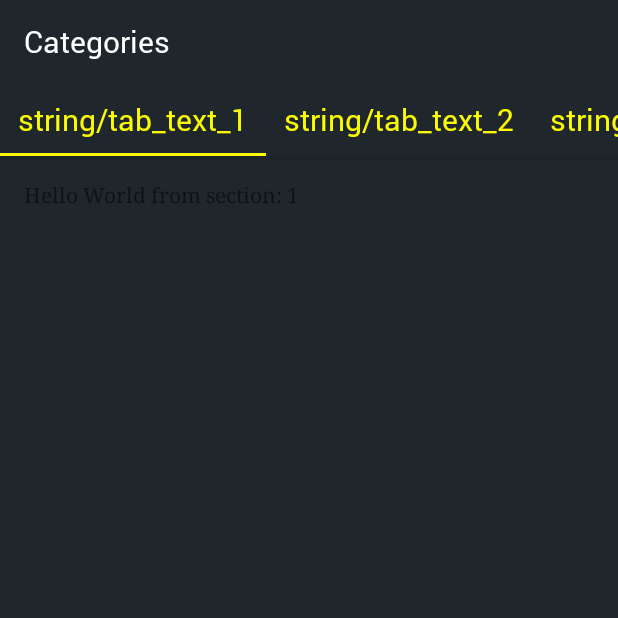
After one commit to shantanu0323/NewsHere, an Android app: the CategoryActivity screen opened directly, with no data from a screen before it, on a phone screen of 412 x 824 dp, the top half of it. The commit adds this screen. Run offline under Robolectric (Android 15) with nearby library versions, the phone set to English and light mode, and no system bars.

Commit message:
feat: Category-wise tabs initiated

```diff
--- /dev/null
+++ b/app/src/main/java/com/shaan/newshere/CategoryActivity.java
@@ -0,0 +1,116 @@
+package com.shaan.newshere;
+
+import android.support.design.widget.TabLayout;
+import android.support.design.widget.FloatingActionButton;
+import android.support.design.widget.Snackbar;
+import android.support.v7.app.AppCompatActivity;
+import android.support.v7.widget.Toolbar;
+
+import android.support.v4.app.Fragment;
+import android.support.v4.app.FragmentManager;
+import android.support.v4.app.FragmentPagerAdapter;
+import android.support.v4.view.ViewPager;
+import android.os.Bundle;
+import android.view.LayoutInflater;
+import android.view.Menu;
+import android.view.MenuItem;
+import android.view.MotionEvent;
+import android.view.View;
+import android.view.ViewGroup;
+
+import android.widget.TextView;
+
+public class CategoryActivity extends AppCompatActivity {
+
+    private SectionsPagerAdapter mSectionsPagerAdapter;
+
+    private ViewPager mViewPager;
+
+    @Override
+    protected void onCreate(Bundle savedInstanceState) {
+        super.onCreate(savedInstanceState);
+        setContentView(R.layout.activity_category);
+
+        Toolbar toolbar = (Toolbar) findViewById(R.id.toolbar);
+        toolbar.setTitle("");
+        setSupportActionBar(toolbar);
+        // Create the adapter that will return a fragment for each of the three
+        // primary sections of the activity.
+        mSectionsPagerAdapter = new SectionsPagerAdapter(getSupportFragmentManager());
+
+        // Set up the ViewPager with the sections adapter.
+        mViewPager = (ViewPager) findViewById(R.id.container);
+        mViewPager.setAdapter(mSectionsPagerAdapter);
+        mViewPager.setOnTouchListener(new View.OnTouchListener() {
+            @Override
+            public boolean onTouch(View v, MotionEvent event) {
+                return true;
+            }
+        });
+
+        TabLayout tabLayout = (TabLayout) findViewById(R.id.tabs);
+
+        mViewPager.addOnPageChangeListener(new TabLayout.TabLayoutOnPageChangeListener(tabLayout));
+        tabLayout.addOnTabSelectedListener(new TabLayout.ViewPagerOnTabSelectedListener(mViewPager));
+
+    }
+
+    /**
+     * A placeholder fragment containing a simple view.
+     */
+    public static class PlaceholderFragment extends Fragment {
+        /**
+         * The fragment argument representing the section number for this
+         * fragment.
+         */
+        private static final String ARG_SECTION_NUMBER = "section_number";
+
+        public PlaceholderFragment() {
+        }
+
+        /**
+         * Returns a new instance of this fragment for the given section
+         * number.
+         */
+        public static PlaceholderFragment newInstance(int sectionNumber) {
+            PlaceholderFragment fragment = new PlaceholderFragment();
+            Bundle args = new Bundle();
+            args.putInt(ARG_SECTION_NUMBER, sectionNumber);
+            fragment.setArguments(args);
+            return fragment;
+        }
+
+        @Override
+        public View onCreateView(LayoutInflater inflater, ViewGroup container,
+                                 Bundle savedInstanceState) {
+            View rootView = inflater.inflate(R.layout.fragment_category, container, false);
+            TextView textView = (TextView) rootView.findViewById(R.id.section_label);
+            textView.setText(getString(R.string.section_format, getArguments().getInt(ARG_SECTION_NUMBER)));
+            return rootView;
+        }
+    }
+
+    /**
+     * A {@link FragmentPagerAdapter} that returns a fragment corresponding to
+     * one of the sections/tabs/pages.
+     */
+    public class SectionsPagerAdapter extends FragmentPagerAdapter {
+
+        public SectionsPagerAdapter(FragmentManager fm) {
+            super(fm);
+        }
+
+        @Override
+        public Fragment getItem(int position) {
+            // getItem is called to instantiate the fragment for the given page.
+            // Return a PlaceholderFragment (defined as a static inner class below).
+            return PlaceholderFragment.newInstance(position + 1);
+        }
+
+        @Override
+        public int getCount() {
+            // Show 3 total pages.
+            return 3;
+        }
+    }
+}
--- a/app/src/main/java/com/shaan/newshere/HomeActivity.java
+++ b/app/src/main/java/com/shaan/newshere/HomeActivity.java
@@ -2,6 +2,7 @@ package com.shaan.newshere;
 
 import android.app.LoaderManager;
 import android.content.Context;
+import android.content.Intent;
 import android.content.Loader;
 import android.graphics.Color;
 import android.graphics.Typeface;
@@ -28,7 +29,6 @@ import android.widget.Spinner;
 import android.widget.TextView;
 import android.widget.Toast;
 
-import java.util.ArrayList;
 import java.util.List;
 
 public class HomeActivity extends AppCompatActivity
@@ -198,8 +198,9 @@ public class HomeActivity extends AppCompatActivity
         // Handle navigation view item clicks here.
         int id = item.getItemId();
 
-        if (id == R.id.nav_camera) {
-            // Handle the camera action
+        if (id == R.id.nav_categories) {
+            Intent intent = new Intent(getApplicationContext(),CategoryActivity.class);
+            startActivity(intent);
         } else if (id == R.id.nav_gallery) {
 
         } else if (id == R.id.nav_slideshow) {
@@ -270,6 +271,7 @@ public class HomeActivity extends AppCompatActivity
             }
         });
         viewPager.setPageTransformer(false, new FlipPageViewTransformer());
+//        viewPager.setRotation(90);
 
 
         bPrev.setOnClickListener(new View.OnClickListener() {
--- /dev/null
+++ b/app/src/main/res/layout/activity_category.xml
@@ -0,0 +1,69 @@
+<?xml version="1.0" encoding="utf-8"?>
+<android.support.design.widget.CoordinatorLayout xmlns:android="http://schemas.android.com/apk/res/android"
+    xmlns:app="http://schemas.android.com/apk/res-auto"
+    xmlns:tools="http://schemas.android.com/tools"
+    android:id="@+id/main_content"
+    android:layout_width="match_parent"
+    android:layout_height="match_parent"
+    android:fitsSystemWindows="true"
+    tools:context="com.shaan.newshere.CategoryActivity">
+
+    <android.support.design.widget.AppBarLayout
+        android:id="@+id/appbar"
+        android:layout_width="match_parent"
+        android:layout_height="wrap_content"
+        android:background="@color/colorBackground"
+        android:theme="@style/AppTheme.AppBarOverlay">
+
+        <android.support.v7.widget.Toolbar
+            android:id="@+id/toolbar"
+            android:layout_width="match_parent"
+            android:layout_height="?attr/actionBarSize"
+            android:layout_weight="1"
+            android:background="@color/colorBackground"
+            app:popupTheme="@style/AppTheme.PopupOverlay">
+
+            <TextView
+                android:layout_width="wrap_content"
+                android:layout_height="wrap_content"
+                android:fontFamily="@font/roboto_regular"
+                android:text="@string/categories"
+                android:textColor="#fff"
+                android:textSize="20sp" />
+
+        </android.support.v7.widget.Toolbar>
+
+        <android.support.design.widget.TabLayout
+            android:id="@+id/tabs"
+            android:layout_width="match_parent"
+            android:layout_height="wrap_content"
+            app:tabMode="scrollable"
+            app:tabTextAppearance="@style/my_tab_text">
+
+            <android.support.design.widget.TabItem
+                android:id="@+id/tabItem"
+                android:layout_width="wrap_content"
+                android:layout_height="wrap_content"
+                android:text="string/tab_text_1" />
+
+            <android.support.design.widget.TabItem
+                android:id="@+id/tabItem2"
+                android:layout_width="wrap_content"
+                android:layout_height="wrap_content"
+                android:text="string/tab_text_2" />
+
+            <android.support.design.widget.TabItem
+                android:id="@+id/tabItem3"
+                android:layout_width="wrap_content"
+                android:layout_height="wrap_content"
+                android:text="string/tab_text_3" />
+        </android.support.design.widget.TabLayout>
+    </android.support.design.widget.AppBarLayout>
+
+    <android.support.v4.view.ViewPager
+        android:id="@+id/container"
+        android:layout_width="match_parent"
+        android:layout_height="match_parent"
+        app:layout_behavior="@string/appbar_scrolling_view_behavior" />
+
+</android.support.design.widget.CoordinatorLayout>
--- /dev/null
+++ b/app/src/main/res/layout/fragment_category.xml
@@ -0,0 +1,22 @@
+<android.support.constraint.ConstraintLayout xmlns:android="http://schemas.android.com/apk/res/android"
+    xmlns:app="http://schemas.android.com/apk/res-auto"
+    xmlns:tools="http://schemas.android.com/tools"
+    android:id="@+id/constraintLayout"
+    android:layout_width="match_parent"
+    android:layout_height="match_parent"
+    tools:context="com.shaan.newshere.CategoryActivity$PlaceholderFragment">
+
+    <TextView
+        android:id="@+id/section_label"
+        android:layout_width="wrap_content"
+        android:layout_height="wrap_content"
+        android:layout_marginBottom="@dimen/activity_vertical_margin"
+        android:layout_marginEnd="@dimen/activity_horizontal_margin"
+        android:layout_marginStart="@dimen/activity_horizontal_margin"
+        android:layout_marginTop="@dimen/activity_vertical_margin"
+        app:layout_constraintLeft_toLeftOf="parent"
+        app:layout_constraintTop_toTopOf="@+id/constraintLayout"
+        tools:layout_constraintLeft_creator="1"
+        tools:layout_constraintTop_creator="1" />
+
+</android.support.constraint.ConstraintLayout>
--- a/app/src/main/res/menu/activity_home_drawer.xml
+++ b/app/src/main/res/menu/activity_home_drawer.xml
@@ -5,9 +5,9 @@
 
     <group android:checkableBehavior="single">
         <item
-            android:id="@+id/nav_camera"
+            android:id="@+id/nav_categories"
             android:icon="@drawable/ic_menu_camera"
-            android:title="Import" />
+            android:title="Categories" />
         <item
             android:id="@+id/nav_gallery"
             android:icon="@drawable/ic_menu_gallery"
--- /dev/null
+++ b/app/src/main/res/menu/menu_category.xml
@@ -0,0 +1,10 @@
+<menu xmlns:android="http://schemas.android.com/apk/res/android"
+    xmlns:app="http://schemas.android.com/apk/res-auto"
+    xmlns:tools="http://schemas.android.com/tools"
+    tools:context="com.shaan.newshere.CategoryActivity">
+    <item
+        android:id="@+id/action_settings"
+        android:orderInCategory="100"
+        android:title="@string/action_settings"
+        app:showAsAction="never" />
+</menu>
--- /dev/null
+++ b/app/src/main/res/values-w820dp/dimens.xml
@@ -0,0 +1,6 @@
+<resources>
+    <!-- Example customization of dimensions originally defined in res/values/dimens.xml
+         (such as screen margins) for screens with more than 820dp of available width. This
+         would include 7" and 10" devices in landscape (~960dp and ~1280dp respectively). -->
+    <dimen name="activity_horizontal_margin">64dp</dimen>
+</resources>
--- a/app/src/main/res/values/dimens.xml
+++ b/app/src/main/res/values/dimens.xml
@@ -5,4 +5,5 @@
     <dimen name="nav_header_vertical_spacing">8dp</dimen>
     <dimen name="nav_header_height">176dp</dimen>
     <dimen name="fab_margin">16dp</dimen>
+    <dimen name="appbar_padding_top">8dp</dimen>
 </resources>
--- a/app/src/main/res/values/strings.xml
+++ b/app/src/main/res/values/strings.xml
@@ -8,5 +8,11 @@
     <string name="action_settings">Settings</string>
     <string name="random_text">Random text</string>
     <string name="sample_text">Lorem Ipsum is simply dummy text of the printing and typesetting industry. Lorem Ipsum has been the industry\'s standard dummy text ever since the 1500s, when an unknown printer took a galley of type and scrambled it to make a type specimen book. It has survived not only five centuries, but also the leap into electronic typesetting, remaining essentially unchanged.</string>
+    <string name="title_activity_category">CategoryActivity</string>
+    <string name="tab_text_1">Tab 1</string>
+    <string name="tab_text_2">Tab 2</string>
+    <string name="tab_text_3">Tab 3</string>
+    <string name="section_format">Hello World from section: %1$d</string>
+    <string name="categories">Categories</string>
 
 </resources>
--- a/app/src/main/res/values/styles.xml
+++ b/app/src/main/res/values/styles.xml
@@ -9,6 +9,7 @@
         <item name="android:colorBackground">@color/colorBackground</item>
         <item name="android:textColorPrimary">@android:color/white</item>
         <item name="android:typeface">serif</item>
+        <item name="android:textAppearance">@style/my_tab_text</item>
     </style>
 
     <style name="AppTheme.NoActionBar">
@@ -16,7 +17,23 @@
         <item name="windowNoTitle">true</item>
         <item name="android:typeface">serif</item>
     </style>
+    <!--Base.TextAppearance.AppCompat-->
+    <style name="my_tab_text" parent="Base.Widget.Design.TabLayout">
+        <item name="android:textColor">@color/colorAccent</item>
+        <item name="android:fontFamily">@font/roboto_regular</item>
+        <item name="android:textSize">20sp</item>
+    </style>
 
+    <style name="MyCustomTabLayout" parent="Widget.Design.TabLayout">
+        <item name="tabTextAppearance">@style/MyCustomTabText</item>
+        <item name="tabSelectedTextColor">@style/MyCustomTabText</item>
+    </style>
+
+    <style name="MyCustomTabText" parent="TextAppearance.AppCompat.Button">
+        <item name="android:textSize">14sp</item>
+        <item name="android:textColor">@color/colorAccent</item>
+        <!--<item name="android:fontFamily">@font/roboto_regular</item>-->
+    </style>
     <style name="AppTheme.AppBarOverlay" parent="ThemeOverlay.AppCompat.Dark.ActionBar" />
 
     <style name="AppTheme.PopupOverlay" parent="ThemeOverlay.AppCompat.Light" />
```
Also changed, not shown: app/src/main/AndroidManifest.xml (+6 -2 lines).
